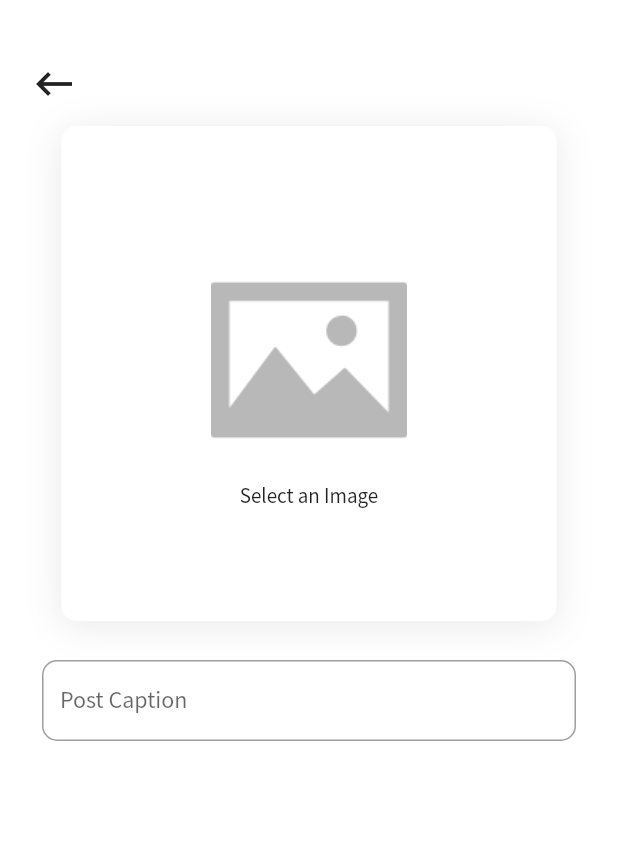
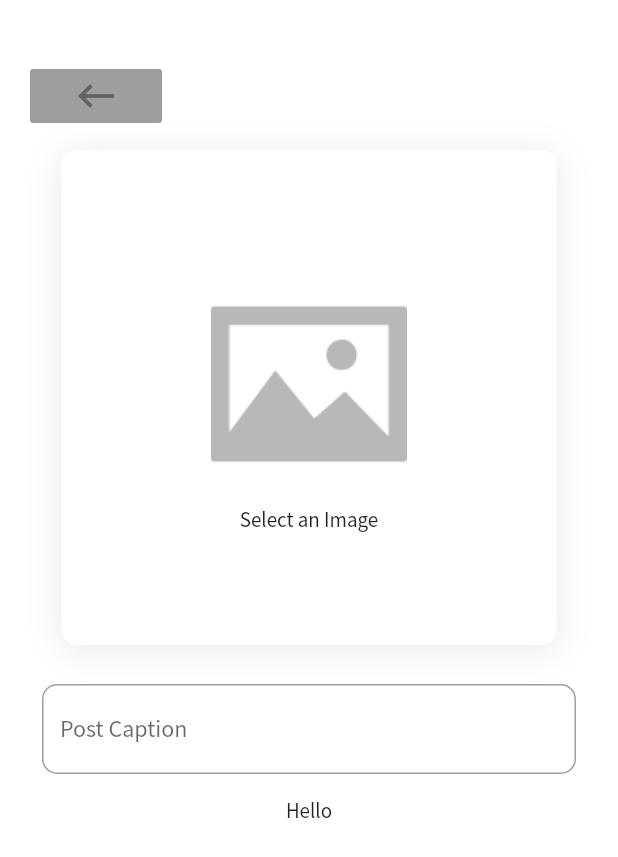
Before and after one commit to soumyadeb1809/schedule_it, a Flutter app: the NewPostScreen screen opened directly, on a phone screen of 412 x 824 dp. Shown: the top 857 px of the screen. Run offline on Flutter 3.47's test engine with Material 2 defaults, Android fonts, the phone set to English and light mode, and no system bars; our stand-ins replace firebase_storage, image_picker; accounts and stored records are empty.

```diff
--- a/lib/main.dart
+++ b/lib/main.dart
@@ -16,7 +16,7 @@ class MyApp extends StatelessWidget {
         primarySwatch: Colors.deepPurple,
         fontFamily: 'SSP'
       ),
-      home: NewPostScreen(),
+      home: LoginScreen(),
     );
   }
 }
--- a/lib/screens/home_screen.dart
+++ b/lib/screens/home_screen.dart
@@ -1,5 +1,7 @@
 import 'package:flutter/material.dart';
 import 'package:schedule_it/bottom_app_bar/fab_bottom_app_bar.dart';
+
+import 'new_post_screen.dart';
 
 class HomeScreen extends StatefulWidget {
   HomeScreen({Key key, this.title}) : super(key: key);
@@ -46,6 +48,12 @@ class _HomeScreenState extends State<HomeScreen> with TickerProviderStateMixin {
     return FloatingActionButton(
         onPressed: () {
           debugPrint("FAB Clicked");
+          Navigator.push(
+              context,
+              MaterialPageRoute(
+                builder: (BuildContext context) => NewPostScreen(),
+              )
+          );
         },
         tooltip: 'Increment',
         child: Icon(Icons.add),
--- a/lib/screens/new_post_screen.dart
+++ b/lib/screens/new_post_screen.dart
@@ -26,7 +26,12 @@ class _NewPostScreenState extends State<NewPostScreen> with TickerProviderStateM
     return Container(
       alignment: Alignment.centerLeft,
       margin: EdgeInsets.only(top: 40, left: 20),
-      child: Icon(Icons.keyboard_backspace, size: 32,),
+      child: RaisedButton(
+          child: Icon(
+            Icons.keyboard_backspace,
+            size: 32,
+          )
+      ),
     );
   }
 
@@ -78,7 +83,7 @@ class _NewPostScreenState extends State<NewPostScreen> with TickerProviderStateM
                 )
               ]
           ),
-          child:imageSection
+          child: imageSection
         )
     );
   }
@@ -90,10 +95,9 @@ class _NewPostScreenState extends State<NewPostScreen> with TickerProviderStateM
             _imageSelectionSection(),
             Container(
               padding: EdgeInsets.only(left: 28, right: 28, top: 14),
-              height: 68,
               child: TextField(
                 controller: postCaptionController,
-                keyboardType: TextInputType.text,
+                keyboardType: TextInputType.multiline,
                 decoration: InputDecoration(
                     labelText: 'Post Caption',
                     border: OutlineInputBorder(
@@ -102,6 +106,24 @@ class _NewPostScreenState extends State<NewPostScreen> with TickerProviderStateM
                 ),
               ),
             ),
+            Container(
+              child: Row(
+                children: <Widget>[
+                  Expanded(
+                    child: Container(
+                      child: RaisedButton(
+                        elevation: 0,
+                        color: Color(0xFFFFFFFF),
+                        onPressed: (){
+
+                        },
+                        child: Text("Hello"),
+                      ),
+                    ),
+                  )
+                ],
+              ),
+            )
           ],
         ),
     );
@@ -111,12 +133,16 @@ class _NewPostScreenState extends State<NewPostScreen> with TickerProviderStateM
   Widget build(BuildContext context) {
     return Scaffold(
         body: Container(
+          height: MediaQuery.of(context).size.height,
           color: Colors.white,
-          child: Column(
-            children: <Widget>[
-              _topAppBar(),
-              _newPostForm(),
-            ],
+          child: SingleChildScrollView(
+            child: Column(
+              crossAxisAlignment: CrossAxisAlignment.stretch,
+              children: <Widget>[
+                _topAppBar(),
+                _newPostForm(),
+              ],
+            ),
           ),
         )
     );
```
